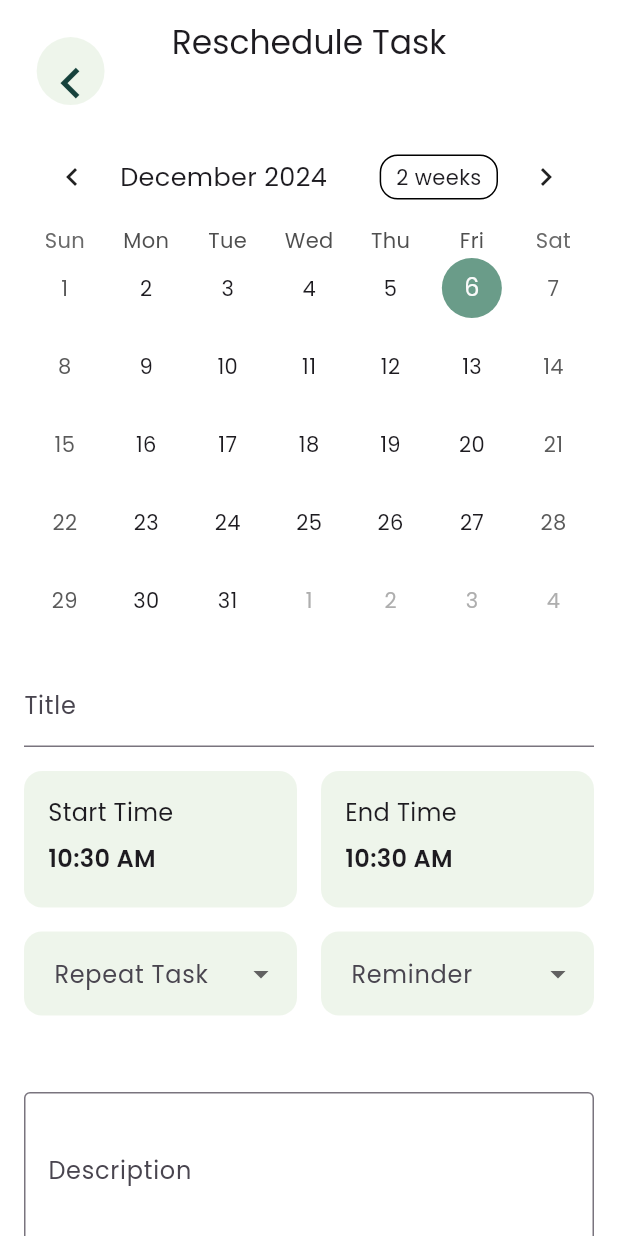
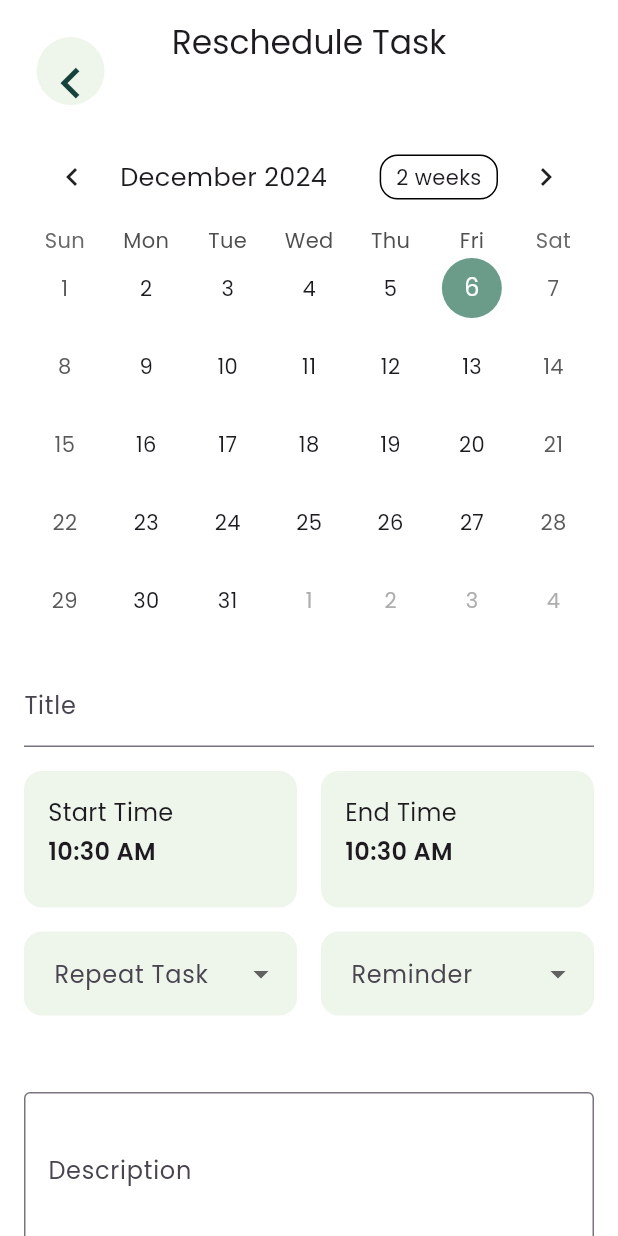
Before and after one commit to abid-sara/business_assistant, a Flutter app: the RescheduleTaskPage screen opened directly with empty values, on a phone screen of 412 x 824 dp. Run offline on Flutter 3.47's test engine with Material 3 defaults, Android fonts, the phone set to English and light mode, and no system bars; drawn by our look-alikes of table_calendar; our stand-ins replace date_picker_timeline, fl_chart, get, image_picker, pdf, permission_handler and 1 more; missing offline and left inert: image_input; accounts and stored records are empty.

Commit message:
overflow fixed

```diff
--- a/lib/main.dart
+++ b/lib/main.dart
@@ -1,7 +1,6 @@
 import 'package:get/get.dart';
 import 'constants/routes.dart';
 import 'package:flutter/material.dart';
-import 'screens/landingPages/reset_password.dart';
 import 'screens/landingPages/welcome_screen.dart';
 
 void main() {
--- a/lib/screens/Settings/setting.dart
+++ b/lib/screens/Settings/setting.dart
@@ -4,7 +4,6 @@ import 'package:business_assistant/style/colors.dart';
 import 'package:business_assistant/widget/sidebar.dart';
 import 'package:flutter/material.dart';
 import 'package:image_picker/image_picker.dart';
-import 'package:business_assistant/constants/routes.dart';
 
 class Settings extends StatefulWidget {
   const Settings({super.key});
--- a/lib/screens/To_do.dart/add_task.dart
+++ b/lib/screens/To_do.dart/add_task.dart
@@ -8,7 +8,7 @@ import 'package:business_assistant/style/colors.dart';
 class AddTaskPage extends StatefulWidget {
   final Function(Task) onAddTask;
 
-  const AddTaskPage({Key? key, required this.onAddTask}) : super(key: key);
+  const AddTaskPage({super.key, required this.onAddTask});
 
   @override
   State<AddTaskPage> createState() => addTaskPageState();
--- a/lib/screens/To_do.dart/update.dart
+++ b/lib/screens/To_do.dart/update.dart
@@ -10,10 +10,10 @@ class RescheduleTaskPage extends StatefulWidget {
   final Function(Task) onUpdateTask;
 
   const RescheduleTaskPage({
-    Key? key,
+    super.key,
     required this.task,
     required this.onUpdateTask,
-  }) : super(key: key);
+  });
 
   @override
   _RescheduleTaskPageState createState() => _RescheduleTaskPageState();
@@ -158,12 +158,14 @@ class _RescheduleTaskPageState extends State<RescheduleTaskPage> {
                               fontSize: 16,
                             ),
                           ),
-                          const SizedBox(height: 8),
-                          Text(
+                          const SizedBox(height: 3),
+                          Flexible(
+                             child: Text(
                               _startTime.format(context),
                               style: const TextStyle(
                                 fontSize: 16,
                                 fontWeight: FontWeight.bold,
+                              ),
                             ),
                           ),
                         ],
@@ -188,12 +190,14 @@ class _RescheduleTaskPageState extends State<RescheduleTaskPage> {
                               fontSize: 16,
                             ),
                           ),
-                          const SizedBox(height: 8),
-                          Text(
+                          const SizedBox(height: 3),
+                          Flexible(
+                            child: Text(
                               _endTime.format(context),
                               style: const TextStyle(
                                 fontSize: 16,
                                 fontWeight: FontWeight.bold,
+                              ),
                             ),
                           ),
                         ],
--- a/lib/screens/dashboard.dart
+++ b/lib/screens/dashboard.dart
@@ -4,7 +4,6 @@ import 'package:business_assistant/widget/sidebar.dart';
 import 'package:flutter/material.dart';
 import 'package:get/get.dart';
 
-import 'customers/customers_center.dart';
 
 class Dashboard extends StatefulWidget {
   const Dashboard({super.key});
--- a/lib/screens/landingPages/businessDetails.dart
+++ b/lib/screens/landingPages/businessDetails.dart
@@ -104,7 +104,8 @@ class _BusinessdetailsState extends State<Businessdetails> {
                       Row(
                         mainAxisAlignment: MainAxisAlignment.spaceBetween,
                         children: [
-                          ElevatedButton(
+                          Flexible(
+                            child: ElevatedButton(
                               onPressed: () {
                                 if (formKey.currentState!.validate()) {
                                   Navigator.pushNamed(context, '/dashboard');
@@ -117,6 +118,7 @@ class _BusinessdetailsState extends State<Businessdetails> {
                                     color: Colors.white,
                                     fontSize: 17,
                                     fontWeight: FontWeight.bold),
+                              ),
                             ),
                           ),
                           ElevatedButton(
--- a/lib/screens/landingPages/create_account.dart
+++ b/lib/screens/landingPages/create_account.dart
@@ -185,7 +185,9 @@ class _CreateAccountState extends State<CreateAccount> {
                 ),
 
                 // Create Account
-                Row(
+               FittedBox(
+                  fit: BoxFit.scaleDown,
+                  child: Row(
                     mainAxisAlignment: MainAxisAlignment.center,
                     children: [
                       const Text(
@@ -207,6 +209,8 @@ class _CreateAccountState extends State<CreateAccount> {
                       ),
                     ],
                   ),
+                ),
+
               ],
             ),
           ),
```
Also changed, not shown: lib/screens/To_do.dart/all_tasks.dart (+19 -2 lines), lib/screens/customers/customer_details.dart (+11 -6 lines), lib/screens/customers/customers_center.dart (+10 -31 lines), lib/screens/inventory/products_details.dart (+9 -3 lines), lib/widget/sidebar.dart (+0 -10 lines), 5 other files. Lines whose indentation alone changed are shown as unchanged.
